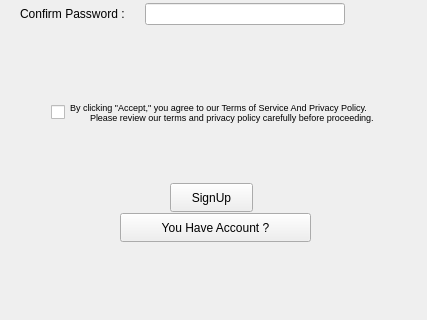
Old version of the form AppCovoiturage/signup.ui in the repository MossabMilha/App-Covoiturage; both pictures show x 0 to 427 and y 307 to 627 of the 427 by 627 pixel window.
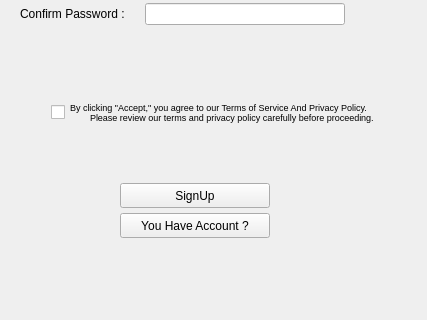
New version of the form.

```diff
--- a/AppCovoiturage/signup.ui
+++ b/AppCovoiturage/signup.ui
@@ -16,12 +16,24 @@
   <widget class="QPushButton" name="FinishSignupButton">
    <property name="geometry">
     <rect>
-     <x>170</x>
+     <x>120</x>
      <y>490</y>
-     <width>83</width>
-     <height>29</height>
+     <width>150</width>
+     <height>25</height>
     </rect>
    </property>
+   <property name="minimumSize">
+    <size>
+     <width>150</width>
+     <height>25</height>
+    </size>
+   </property>
+   <property name="maximumSize">
+    <size>
+     <width>150</width>
+     <height>25</height>
+    </size>
+   </property>
    <property name="text">
     <string>SignUp</string>
    </property>
@@ -31,10 +43,22 @@
     <rect>
      <x>120</x>
      <y>520</y>
-     <width>191</width>
-     <height>29</height>
+     <width>150</width>
+     <height>25</height>
     </rect>
    </property>
+   <property name="minimumSize">
+    <size>
+     <width>150</width>
+     <height>25</height>
+    </size>
+   </property>
+   <property name="maximumSize">
+    <size>
+     <width>150</width>
+     <height>25</height>
+    </size>
+   </property>
    <property name="text">
     <string>You Have Account ?</string>
    </property>
```
